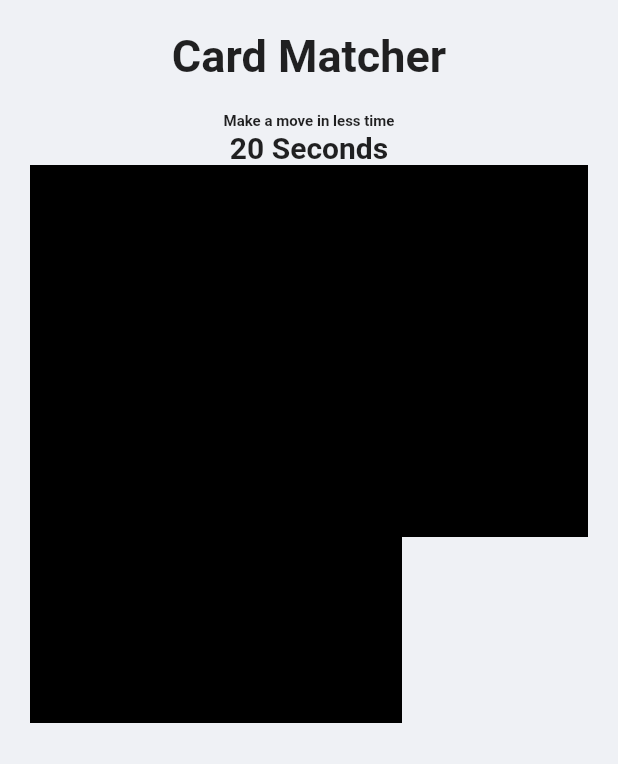
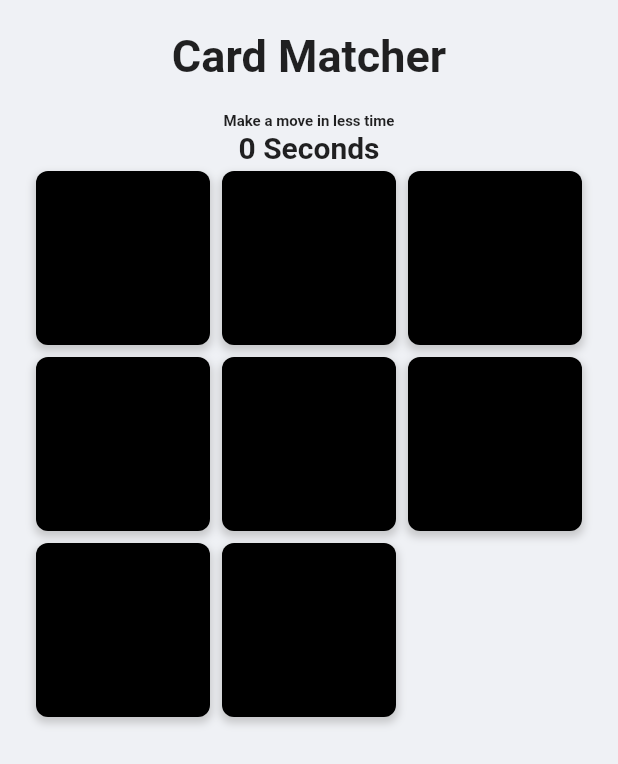
Before and after one commit to alTaWBC/Flutter-Riverpod-with-Hook, a Flutter app: the first screen one second after launch, on a phone screen of 412 x 824 dp. Shown: the top 764 px of the screen. Run offline on Flutter 3.47's test engine with Material 2 defaults, Android fonts, the phone set to English and light mode, and no system bars; drawn by our look-alikes of flip_card; our stand-ins replace flutter_hooks, flutter_riverpod, hooks_riverpod.

Commit message:
Almost fully implemented

```diff
--- /dev/null
+++ b/analysis_options.yaml
@@ -0,0 +1 @@
+include: package:effective_dart/analysis_options.yaml
--- a/lib/UI/game_screen.dart
+++ b/lib/UI/game_screen.dart
@@ -1,11 +1,24 @@
 import 'package:flip_card/flip_card.dart';
 import 'package:flutter/material.dart';
+import 'package:flutter_hooks/flutter_hooks.dart';
+import 'package:hooks_riverpod/hooks_riverpod.dart';
+import '../controller/game_controller.dart';
 
-class GameScreen extends StatelessWidget {
-  const GameScreen({Key key}) : super(key: key);
+/// UI of game
+class GameScreen extends HookWidget {
+  ///
+  final int level;
+
+  /// Default Constructor
+  GameScreen({this.level = 8});
 
   @override
   Widget build(BuildContext context) {
+    /// Game state
+    final vm = useProvider(gameProvider);
+    useEffect(() {
+      Future.microtask(() => vm.initState(level));
+    });
     return Scaffold(
       backgroundColor: Color(0xFFeff1f5),
       body: SafeArea(
@@ -27,7 +40,7 @@ class GameScreen extends StatelessWidget {
                 style: TextStyle(fontSize: 10, fontWeight: FontWeight.bold),
               ),
               Text(
-                '20 Seconds',
+                '${vm.time} Seconds',
                 style: TextStyle(fontSize: 20, fontWeight: FontWeight.bold),
               ),
               Expanded(
@@ -39,16 +52,63 @@ class GameScreen extends StatelessWidget {
                   gridDelegate: SliverGridDelegateWithFixedCrossAxisCount(
                     crossAxisCount: 3,
                   ),
-                  itemCount: 8,
+                  itemCount: level,
                   itemBuilder: (context, index) {
                     return FlipCard(
+                      key: vm.cardStateKeys[index],
+                      onFlip: () => vm.matchCard(index, context),
+                      flipOnTouch: vm.cardFlips[index],
                       direction: FlipDirection.HORIZONTAL,
-                        front: Container(
+                      front: Container(
+                        margin: EdgeInsets.all(4),
+                        height: 20,
+                        decoration: BoxDecoration(
                           color: Colors.black,
+                          borderRadius: BorderRadius.circular(8),
+                          boxShadow: [
+                            BoxShadow(
+                              color: Colors.grey.withOpacity(0.5),
+                              spreadRadius: 1,
+                              blurRadius: 4,
+                              offset: Offset(0, 3),
+                            ),
+                          ],
                         ),
-                        back: Container(
-                          color: Colors.yellow,
-                        ));
+                      ),
+                      back: Container(
+                        decoration: BoxDecoration(
+                          borderRadius: BorderRadius.circular(8),
+                          gradient: LinearGradient(
+                              colors: [
+                                Color(0xFF50a026),
+                                Color(0xFF72c837),
+                              ],
+                              begin: Alignment.bottomCenter,
+                              end: Alignment.topCenter,
+                              stops: [0.2, 1]),
+                          boxShadow: [
+                            BoxShadow(
+                              color: Colors.grey.withOpacity(0.5),
+                              spreadRadius: 1,
+                              blurRadius: 4,
+                              offset: Offset(0, 3),
+                            ),
+                          ],
+                        ),
+                        margin: EdgeInsets.all(4),
+                        height: 20,
+                        child: Center(
+                          child: Text(
+                            vm.data[index],
+                            style: TextStyle(
+                              color: Colors.white,
+                              fontSize: 40,
+                              fontWeight: FontWeight.bold,
+                            ),
+                          ),
+                        ),
+                      ),
+                    );
                   },
                 ),
               ))
--- a/pubspec.yaml
+++ b/pubspec.yaml
@@ -24,12 +24,15 @@ dependencies:
   flutter:
     sdk: flutter
   cupertino_icons: ^1.0.0
-  effective_dart: ^1.3.0
   flip_card: ^0.4.4
+  flutter_hooks: ^0.15.0
+  flutter_riverpod: ^0.12.1
+  hooks_riverpod: ^0.12.1
 
 dev_dependencies:
   flutter_test:
     sdk: flutter
+  effective_dart: ^1.3.0
 
 # For information on the generic Dart part of this file, see the
 # following page: https://dart.dev/tools/pub/pubspec
```
Also changed, not shown: lib/controller/game_controller.dart (+101 -0 lines), lib/main.dart (+4 -3 lines), pubspec.lock.
